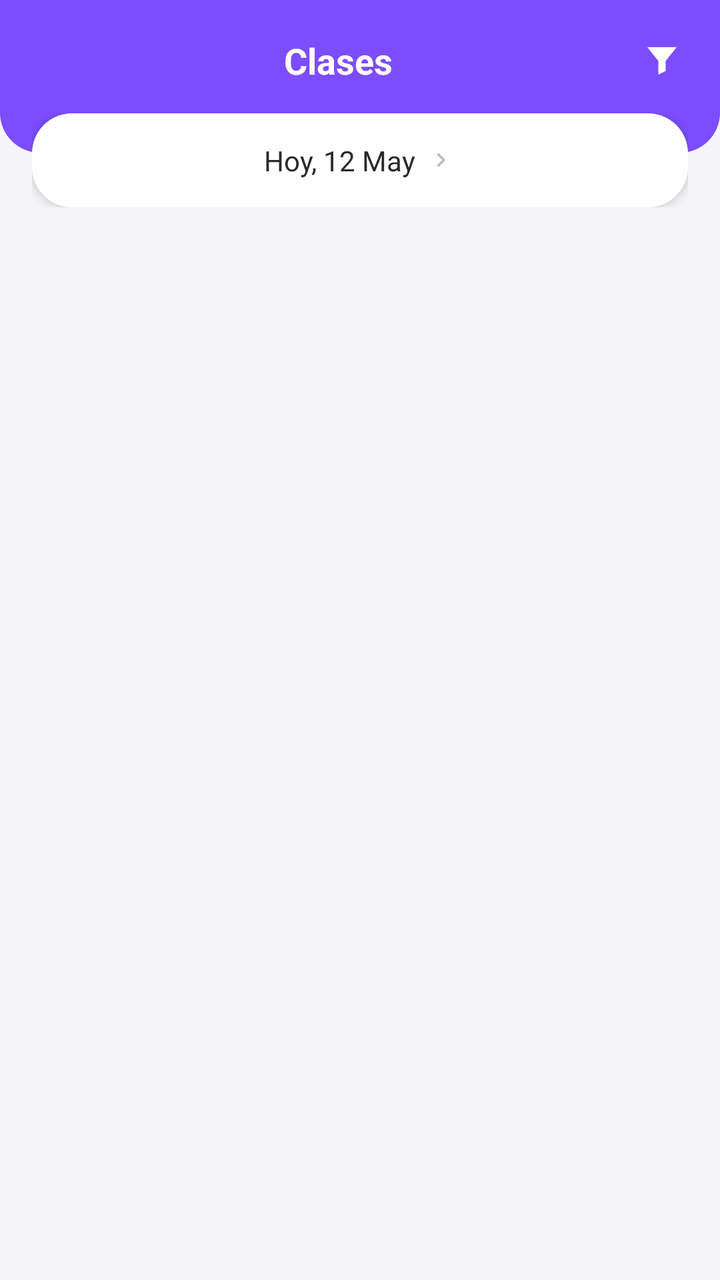
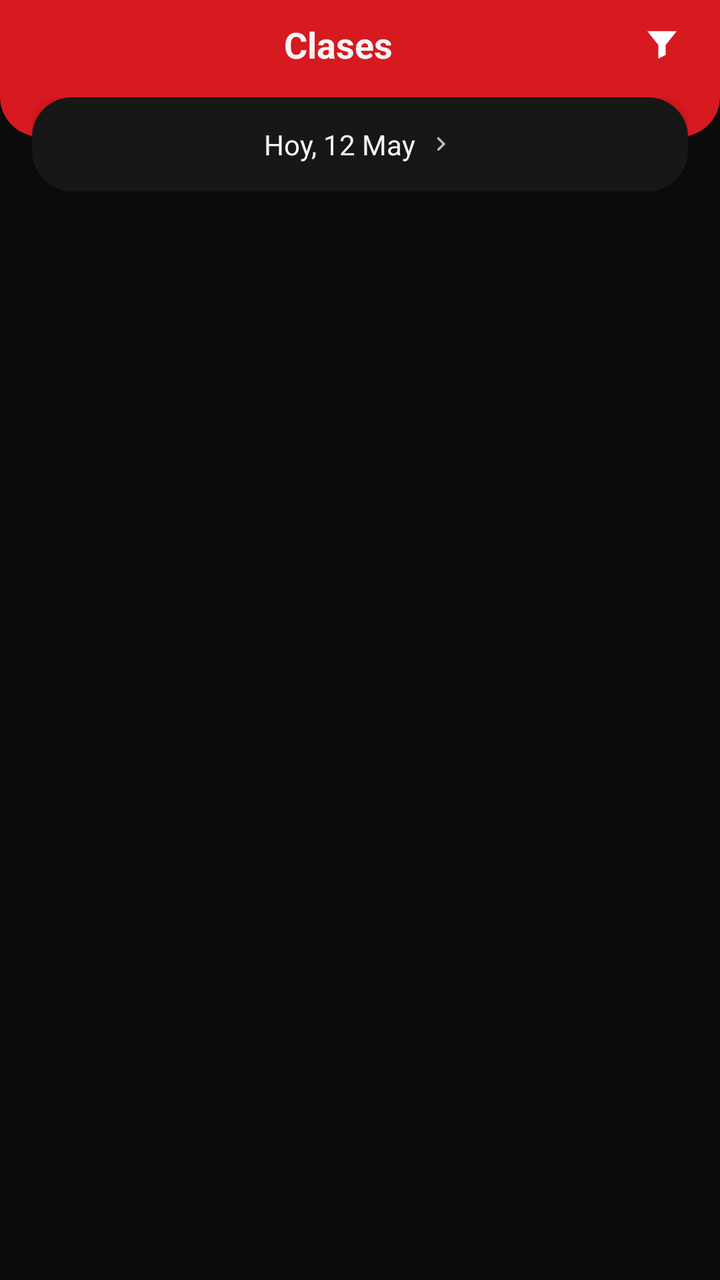

An Android layout rendered at two revisions. The XML below is the earlier revision; the diff shows what the commit changed to produce the second picture.
<!-- AndroidManifest.xml: application theme Theme.AppGYM -->
<!-- res/layout/fragment_clases.xml -->
<?xml version="1.0" encoding="utf-8"?>
<androidx.constraintlayout.widget.ConstraintLayout xmlns:android="http://schemas.android.com/apk/res/android"
    xmlns:app="http://schemas.android.com/apk/res-auto"
    xmlns:tools="http://schemas.android.com/tools"
    android:id="@+id/main"
    android:layout_width="match_parent"
    android:layout_height="match_parent"
    android:background="#F5F5F7"
    tools:context=".Clases">

    <LinearLayout
        android:layout_width="match_parent"
        android:layout_height="match_parent"
        android:orientation="vertical">

        
        <LinearLayout
            android:layout_width="match_parent"
            android:layout_height="wrap_content"
            android:orientation="horizontal"
            android:gravity="center_vertical"
            android:paddingTop="18dp"
            android:paddingBottom="34dp"
            android:paddingStart="18dp"
            android:paddingEnd="18dp"
            android:background="@drawable/bg_header_morado">







            <TextView
                android:layout_width="0dp"
                android:layout_height="wrap_content"
                android:layout_weight="1"
                android:gravity="center"
                android:text="Clases"
                android:textSize="18sp"
                android:textStyle="bold"
                android:textColor="#FFFFFF"/>

            <ImageView
                android:id="@+id/btn_filtro"
                android:layout_width="22dp"
                android:layout_height="22dp"
                android:src="@drawable/ic_filtro"/>

        </LinearLayout>

        
        <LinearLayout
            android:layout_width="match_parent"
            android:layout_height="wrap_content"
            android:layout_marginTop="-20dp"
            android:paddingStart="16dp"
            android:paddingEnd="16dp">

            <LinearLayout
                android:id="@+id/selector_fecha"
                android:layout_width="match_parent"
                android:layout_height="wrap_content"
                android:orientation="horizontal"
                android:gravity="center"
                android:paddingTop="14dp"
                android:paddingBottom="14dp"
                android:background="@drawable/bg_fecha"
                android:elevation="3dp">

                <TextView
                    android:id="@+id/txt_fecha_seleccionada"
                    android:layout_width="wrap_content"
                    android:layout_height="wrap_content"
                    android:text="Hoy, 12 May"
                    android:textSize="14sp"
                    android:textColor="#2A2A2A"/>

                <View
                    android:layout_width="6dp"
                    android:layout_height="0dp"/>

                <ImageView
                    android:layout_width="14dp"
                    android:layout_height="14dp"
                    android:src="@drawable/ic_chevron_derecha"/>

            </LinearLayout>

        </LinearLayout>

        <View
            android:layout_width="0dp"
            android:layout_height="12dp"/>

        
        <androidx.recyclerview.widget.RecyclerView
            android:id="@+id/rv_clases"
            android:layout_width="match_parent"
            android:layout_height="0dp"
            android:layout_weight="1"
            android:clipToPadding="false"
            android:paddingStart="16dp"
            android:paddingEnd="16dp"
            android:paddingBottom="16dp"
            tools:listitem="@layout/item_clase"/>

    </LinearLayout>

</androidx.constraintlayout.widget.ConstraintLayout>
<!-- res/layout/item_clase.xml (included above) -->
<?xml version="1.0" encoding="utf-8"?>
<LinearLayout xmlns:android="http://schemas.android.com/apk/res/android"
    android:layout_width="match_parent"
    android:layout_height="wrap_content"
    android:orientation="horizontal"
    android:background="@drawable/bg_tarjeta_clase"
    android:padding="14dp"
    android:gravity="center_vertical">

    
    <FrameLayout
        android:layout_width="48dp"
        android:layout_height="48dp"
        android:id="@+id/fondo_icono_clase"
        android:background="@drawable/bg_icono_lavanda">

        <ImageView
            android:id="@+id/img_icono_clase"
            android:layout_width="26dp"
            android:layout_height="26dp"
            android:layout_gravity="center"
            android:src="@drawable/ic_yoga"/>

    </FrameLayout>

    <View
        android:layout_width="14dp"
        android:layout_height="0dp"/>

    
    <LinearLayout
        android:layout_width="0dp"
        android:layout_height="wrap_content"
        android:layout_weight="1"
        android:orientation="vertical">

        <TextView
            android:id="@+id/txt_nombre_clase"
            android:layout_width="wrap_content"
            android:layout_height="wrap_content"
            android:text="Yoga"
            android:textSize="16sp"
            android:textStyle="bold"
            android:textColor="#000000"/>

        <View
            android:layout_width="0dp"
            android:layout_height="4dp"/>

        <LinearLayout
            android:layout_width="wrap_content"
            android:layout_height="wrap_content"
            android:orientation="horizontal"
            android:gravity="center_vertical">
            <ImageView
                android:layout_width="12dp"
                android:layout_height="12dp"
                android:src="@drawable/ic_persona"/>
            <View
                android:layout_width="4dp"
                android:layout_height="0dp"/>
            <TextView
                android:id="@+id/txt_instructor_clase"
                android:layout_width="wrap_content"
                android:layout_height="wrap_content"
                android:text="Ana Lopez"
                android:textSize="12sp"
                android:textColor="#8A8A8A"/>
        </LinearLayout>

        <View
            android:layout_width="0dp"
            android:layout_height="3dp"/>

        <LinearLayout
            android:layout_width="wrap_content"
            android:layout_height="wrap_content"
            android:orientation="horizontal"
            android:gravity="center_vertical">
            <ImageView
                android:layout_width="12dp"
                android:layout_height="12dp"
                android:src="@drawable/ic_reloj"/>
            <View
                android:layout_width="4dp"
                android:layout_height="0dp"/>
            <TextView
                android:id="@+id/txt_horario_clase"
                android:layout_width="wrap_content"
                android:layout_height="wrap_content"
                android:text="08:00 - 09:00"
                android:textSize="12sp"
                android:textColor="#8A8A8A"/>
        </LinearLayout>

        <View
            android:layout_width="0dp"
            android:layout_height="3dp"/>

        <LinearLayout
            android:layout_width="wrap_content"
            android:layout_height="wrap_content"
            android:orientation="horizontal"
            android:gravity="center_vertical">
            <ImageView
                android:layout_width="12dp"
                android:layout_height="12dp"
                android:src="@drawable/ic_ubicacion"/>
            <View
                android:layout_width="4dp"
                android:layout_height="0dp"/>
            <TextView
                android:id="@+id/txt_sala_clase"
                android:layout_width="wrap_content"
                android:layout_height="wrap_content"
                android:text="Sala A"
                android:textSize="12sp"
                android:textColor="#8A8A8A"/>
        </LinearLayout>

    </LinearLayout>

    
    <TextView
        android:id="@+id/txt_cupo_clase"
        android:layout_width="wrap_content"
        android:layout_height="wrap_content"
        android:layout_gravity="top"
        android:text="12/20"
        android:textSize="12sp"
        android:textStyle="bold"
        android:textColor="#2E7D32"
        android:paddingStart="10dp"
        android:paddingEnd="10dp"
        android:paddingTop="4dp"
        android:paddingBottom="4dp"
        android:background="@drawable/bg_badge_verde"/>

</LinearLayout>
<!-- resources referenced by this layout -->
<resources>
  <!-- drawable bg_badge_verde (drawable) -->
  <?xml version="1.0" encoding="utf-8"?>
  <shape xmlns:android="http://schemas.android.com/apk/res/android" android:shape="rectangle">
      <solid android:color="#E3F5EA"/>
      <corners android:radius="12dp"/>
  </shape>
  <!-- drawable bg_fecha (drawable) -->
  <?xml version="1.0" encoding="utf-8"?>
  <shape xmlns:android="http://schemas.android.com/apk/res/android" android:shape="rectangle">
      <solid android:color="#FFFFFF"/>
      <corners android:radius="20dp"/>
  </shape>
  <!-- drawable bg_header_morado (drawable) -->
  <?xml version="1.0" encoding="utf-8"?>
  <shape xmlns:android="http://schemas.android.com/apk/res/android"
      android:shape="rectangle">
      <solid android:color="#7C4DFF"/>
      <corners
          android:bottomLeftRadius="20dp"
          android:bottomRightRadius="20dp"/>
  </shape>
  <!-- drawable bg_icono_lavanda (drawable) -->
  <?xml version="1.0" encoding="utf-8"?>
  <shape xmlns:android="http://schemas.android.com/apk/res/android" android:shape="rectangle">
      <solid android:color="#EDE7F6"/>
      <corners android:radius="14dp"/>
  </shape>
  <!-- drawable bg_tarjeta_clase (drawable) -->
  <?xml version="1.0" encoding="utf-8"?>
  <shape xmlns:android="http://schemas.android.com/apk/res/android" android:shape="rectangle">
      <solid android:color="#FFFFFF"/>
      <corners android:radius="16dp"/>
      <stroke android:width="1dp" android:color="#F0F0F0"/>
  </shape>
  <!-- drawable ic_persona (drawable) -->
  <vector xmlns:android="http://schemas.android.com/apk/res/android"
      android:width="14dp"
      android:height="14dp"
      android:viewportWidth="24"
      android:viewportHeight="24">
      <path
          android:fillColor="#8A8A8A"
          android:pathData="M12,12a5,5 0,1 0,-5 -5,5 5,0 0,0 5,5zM12,14c-4,0 -8,2 -8,5v1h16v-1c0,-3 -4,-5 -8,-5z"/>
  </vector>
  <!-- drawable ic_reloj (drawable) -->
  <vector xmlns:android="http://schemas.android.com/apk/res/android"
      android:width="14dp"
      android:height="14dp"
      android:viewportWidth="24"
      android:viewportHeight="24">
      <path
          android:fillColor="#8A8A8A"
          android:pathData="M12,2a10,10 0,1 0,10 10,10 10,0 0,0 -10,-10zM12,20a8,8 0,1 1,8 -8,8 8,0 0,1 -8,8z"/>
      <path
          android:fillColor="#8A8A8A"
          android:pathData="M12.5,7h-1.5v6l5.2,3.1 0.8,-1.3 -4.5,-2.7z"/>
  </vector>
  <!-- drawable ic_ubicacion (drawable) -->
  <vector xmlns:android="http://schemas.android.com/apk/res/android"
      android:width="14dp"
      android:height="14dp"
      android:viewportWidth="24"
      android:viewportHeight="24">
      <path
          android:fillColor="#8A8A8A"
          android:pathData="M12,2c-4.2,0 -7.5,3.3 -7.5,7.5c0,5.6 7.5,12.5 7.5,12.5s7.5,-6.9 7.5,-12.5c0,-4.2 -3.3,-7.5 -7.5,-7.5zM12,12a2.5,2.5 0,1 1,2.5 -2.5,2.5 2.5,0 0,1 -2.5,2.5z"/>
  </vector>
  <!-- drawable ic_yoga (drawable) -->
  <vector xmlns:android="http://schemas.android.com/apk/res/android"
      android:width="24dp"
      android:height="24dp"
      android:viewportWidth="24"
      android:viewportHeight="24">
      <path
          android:fillColor="#7C4DFF"
          android:pathData="M12,2a2,2 0,1 0,2 2,2 2,0 0,0 -2,-2zM17,13l-2.5,-1.5 -1,-3.5h-3l-1,3.5L7,13l0.8,1.5 3,-1.7 -1,3.7c-2,0.5 -3.5,1.5 -3.5,3l1.5,0c0,-0.8 1.5,-1.5 4.2,-1.5s4.2,0.7 4.2,1.5l1.5,0c0,-1.5 -1.5,-2.5 -3.5,-3l-1,-3.7 3,1.7z"/>
  </vector>
  <!-- unchanged entries left out for length: 4 -->
</resources>

<!-- the commit's change to res/layout/fragment_clases.xml (unified diff, before → after) -->
@@ -5,7 +5,7 @@
     android:id="@+id/main"
     android:layout_width="match_parent"
     android:layout_height="match_parent"
-    android:background="#F5F5F7"
+    android:background="@color/app_background"
     tools:context=".Clases">
 
     <LinearLayout
@@ -19,17 +19,17 @@
             android:layout_height="wrap_content"
             android:orientation="horizontal"
             android:gravity="center_vertical"
-            android:paddingTop="18dp"
+            android:paddingTop="10dp"
             android:paddingBottom="34dp"
             android:paddingStart="18dp"
             android:paddingEnd="18dp"
             android:background="@drawable/bg_header_morado">
 
-
-
-
-
-
+            
+            
+            
+            
+            
 
             <TextView
                 android:layout_width="0dp"
@@ -39,7 +39,7 @@
                 android:text="Clases"
                 android:textSize="18sp"
                 android:textStyle="bold"
-                android:textColor="#FFFFFF"/>
+                android:textColor="@color/text_primary"/>
 
             <ImageView
                 android:id="@+id/btn_filtro"
@@ -65,7 +65,7 @@
                 android:gravity="center"
                 android:paddingTop="14dp"
                 android:paddingBottom="14dp"
-                android:background="@drawable/bg_fecha"
+                android:background="@drawable/bg_redondeado"
                 android:elevation="3dp">
 
                 <TextView
@@ -74,7 +74,7 @@
                     android:layout_height="wrap_content"
                     android:text="Hoy, 12 May"
                     android:textSize="14sp"
-                    android:textColor="#2A2A2A"/>
+                    android:textColor="@color/text_primary"/>
 
                 <View
                     android:layout_width="6dp"
@@ -152,7 +152,7 @@
             android:text="Yoga"
             android:textSize="16sp"
             android:textStyle="bold"
-            android:textColor="#000000"/>
+            android:textColor="@color/text_primary"/>
 
         <View
             android:layout_width="0dp"
@@ -176,7 +176,7 @@
                 android:layout_height="wrap_content"
                 android:text="Ana Lopez"
                 android:textSize="12sp"
-                android:textColor="#8A8A8A"/>
+                android:textColor="@color/text_secondary"/>
         </LinearLayout>
 
         <View
@@ -201,7 +201,7 @@
                 android:layout_height="wrap_content"
                 android:text="08:00 - 09:00"
                 android:textSize="12sp"
-                android:textColor="#8A8A8A"/>
+                android:textColor="@color/text_secondary"/>
         </LinearLayout>
 
         <View
@@ -226,7 +226,7 @@
                 android:layout_height="wrap_content"
                 android:text="Sala A"
                 android:textSize="12sp"
-                android:textColor="#8A8A8A"/>
+                android:textColor="@color/text_secondary"/>
         </LinearLayout>
 
     </LinearLayout>
@@ -240,7 +240,7 @@
         android:text="12/20"
         android:textSize="12sp"
         android:textStyle="bold"
-        android:textColor="#2E7D32"
+        android:textColor="@color/success"
         android:paddingStart="10dp"
         android:paddingEnd="10dp"
         android:paddingTop="4dp"
<!-- resource entries referenced after the edit -->
@@ -1,22 +1,20 @@
 <!-- resources referenced by this layout -->
 <resources>
+  <color name="app_background">#0B0B0B</color>
+  <color name="success">#39A96B</color>
+  <color name="text_primary">#F5F5F5</color>
+  <color name="text_secondary">#AFAFAF</color>
   <!-- drawable bg_badge_verde (drawable) -->
   <?xml version="1.0" encoding="utf-8"?>
   <shape xmlns:android="http://schemas.android.com/apk/res/android" android:shape="rectangle">
-      <solid android:color="#E3F5EA"/>
+      <solid android:color="@color/success_soft"/>
       <corners android:radius="12dp"/>
-  </shape>
-  <!-- drawable bg_fecha (drawable) -->
-  <?xml version="1.0" encoding="utf-8"?>
-  <shape xmlns:android="http://schemas.android.com/apk/res/android" android:shape="rectangle">
-      <solid android:color="#FFFFFF"/>
-      <corners android:radius="20dp"/>
   </shape>
   <!-- drawable bg_header_morado (drawable) -->
   <?xml version="1.0" encoding="utf-8"?>
   <shape xmlns:android="http://schemas.android.com/apk/res/android"
       android:shape="rectangle">
-      <solid android:color="#7C4DFF"/>
+      <solid android:color="@color/accent_red"/>
       <corners
           android:bottomLeftRadius="20dp"
           android:bottomRightRadius="20dp"/>
@@ -24,15 +22,21 @@
   <!-- drawable bg_icono_lavanda (drawable) -->
   <?xml version="1.0" encoding="utf-8"?>
   <shape xmlns:android="http://schemas.android.com/apk/res/android" android:shape="rectangle">
-      <solid android:color="#EDE7F6"/>
+      <solid android:color="@color/accent_red_soft"/>
       <corners android:radius="14dp"/>
+  </shape>
+  <!-- drawable bg_redondeado (drawable) -->
+  <?xml version="1.0" encoding="utf-8"?>
+  <shape xmlns:android="http://schemas.android.com/apk/res/android" android:shape="rectangle">
+      <solid android:color="@color/surface_alt"/>
+      <corners android:radius="20dp"/>
   </shape>
   <!-- drawable bg_tarjeta_clase (drawable) -->
   <?xml version="1.0" encoding="utf-8"?>
   <shape xmlns:android="http://schemas.android.com/apk/res/android" android:shape="rectangle">
-      <solid android:color="#FFFFFF"/>
+      <solid android:color="@color/surface"/>
       <corners android:radius="16dp"/>
-      <stroke android:width="1dp" android:color="#F0F0F0"/>
+      <stroke android:width="1dp" android:color="@color/border"/>
   </shape>
   <!-- drawable ic_persona (drawable) -->
   <vector xmlns:android="http://schemas.android.com/apk/res/android"
@@ -40,8 +44,9 @@
       android:height="14dp"
       android:viewportWidth="24"
       android:viewportHeight="24">
+      
       <path
-          android:fillColor="#8A8A8A"
+          android:fillColor="@color/text_secondary"
           android:pathData="M12,12a5,5 0,1 0,-5 -5,5 5,0 0,0 5,5zM12,14c-4,0 -8,2 -8,5v1h16v-1c0,-3 -4,-5 -8,-5z"/>
   </vector>
   <!-- drawable ic_reloj (drawable) -->
@@ -50,11 +55,12 @@
       android:height="14dp"
       android:viewportWidth="24"
       android:viewportHeight="24">
+      
       <path
-          android:fillColor="#8A8A8A"
+          android:fillColor="@color/text_secondary"
           android:pathData="M12,2a10,10 0,1 0,10 10,10 10,0 0,0 -10,-10zM12,20a8,8 0,1 1,8 -8,8 8,0 0,1 -8,8z"/>
       <path
-          android:fillColor="#8A8A8A"
+          android:fillColor="@color/text_secondary"
           android:pathData="M12.5,7h-1.5v6l5.2,3.1 0.8,-1.3 -4.5,-2.7z"/>
   </vector>
   <!-- drawable ic_ubicacion (drawable) -->
@@ -63,8 +69,9 @@
       android:height="14dp"
       android:viewportWidth="24"
       android:viewportHeight="24">
+      
       <path
-          android:fillColor="#8A8A8A"
+          android:fillColor="@color/text_secondary"
           android:pathData="M12,2c-4.2,0 -7.5,3.3 -7.5,7.5c0,5.6 7.5,12.5 7.5,12.5s7.5,-6.9 7.5,-12.5c0,-4.2 -3.3,-7.5 -7.5,-7.5zM12,12a2.5,2.5 0,1 1,2.5 -2.5,2.5 2.5,0 0,1 -2.5,2.5z"/>
   </vector>
   <!-- drawable ic_yoga (drawable) -->
@@ -73,10 +80,18 @@
       android:height="24dp"
       android:viewportWidth="24"
       android:viewportHeight="24">
+      
       <path
-          android:fillColor="#7C4DFF"
+          android:fillColor="@color/accent_gold"
           android:pathData="M12,2a2,2 0,1 0,2 2,2 2,0 0,0 -2,-2zM17,13l-2.5,-1.5 -1,-3.5h-3l-1,3.5L7,13l0.8,1.5 3,-1.7 -1,3.7c-2,0.5 -3.5,1.5 -3.5,3l1.5,0c0,-0.8 1.5,-1.5 4.2,-1.5s4.2,0.7 4.2,1.5l1.5,0c0,-1.5 -1.5,-2.5 -3.5,-3l-1,-3.7 3,1.7z"/>
   </vector>
+  <color name="success_soft">#153122</color>
+  <color name="accent_red">#D71920</color>
+  <color name="accent_red_soft">#3A1518</color>
+  <color name="surface_alt">#171717</color>
+  <color name="surface">#111111</color>
+  <color name="border">#2A2A2A</color>
+  <color name="accent_gold">#D4AF37</color>
   <!-- unchanged entries left out for length: 4 -->
 </resources>
 
